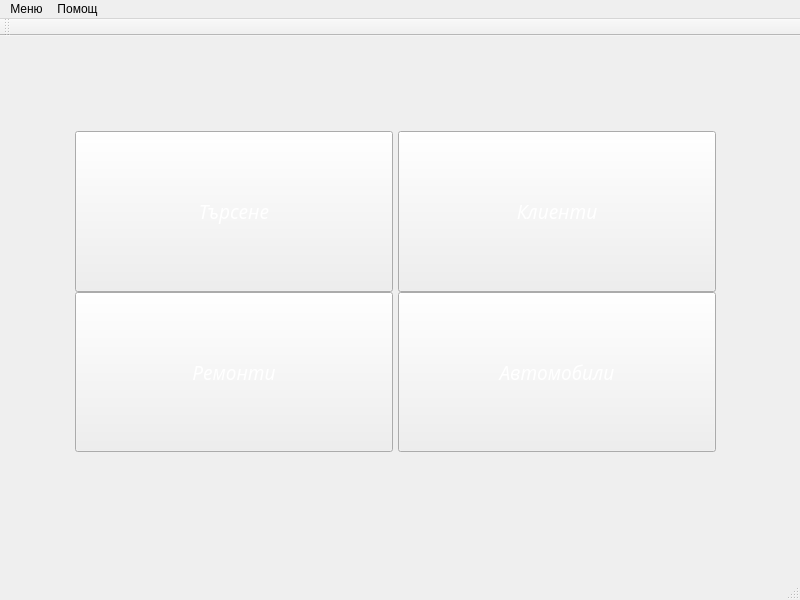
JohnnyBrawo/CarServ, file mainwindow.ui: the form before one commit.
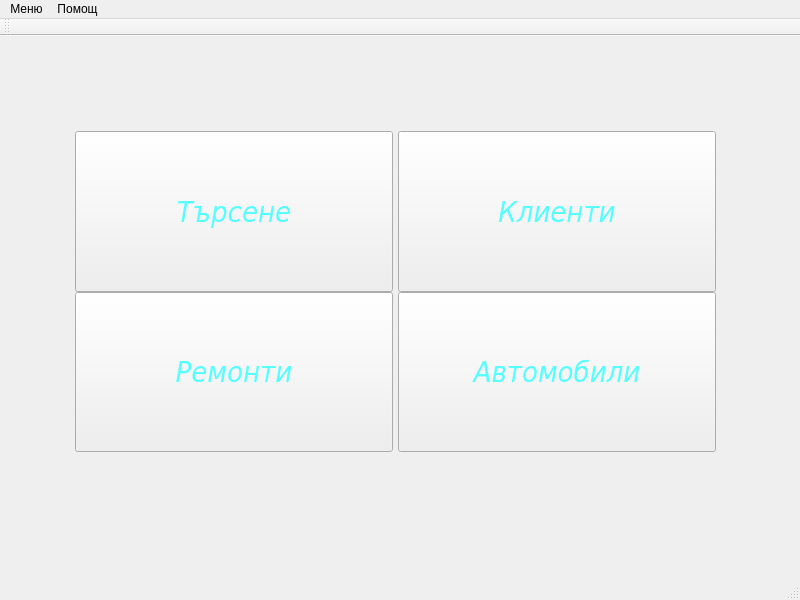
The form after the commit. Icons and pictures are not drawn.

```diff
--- a/mainwindow.ui
+++ b/mainwindow.ui
@@ -58,6 +58,33 @@
      <property name="verticalSpacing">
       <number>0</number>
      </property>
+     <item row="1" column="1">
+      <widget class="QPushButton" name="Button_OpenAutoForm">
+       <property name="sizePolicy">
+        <sizepolicy hsizetype="MinimumExpanding" vsizetype="MinimumExpanding">
+         <horstretch>0</horstretch>
+         <verstretch>0</verstretch>
+        </sizepolicy>
+       </property>
+       <property name="font">
+        <font>
+         <family>DejaVu Sans Condensed</family>
+         <pointsize>22</pointsize>
+         <weight>9</weight>
+         <italic>true</italic>
+         <bold>false</bold>
+        </font>
+       </property>
+       <property name="styleSheet">
+        <string notr="true">font: 75 oblique 22pt &quot;DejaVu Sans Condensed&quot;;
+background-image: url(:/images/MainButton_image.jpg);
+color: rgb(85, 255, 255);</string>
+       </property>
+       <property name="text">
+        <string>Автомобили</string>
+       </property>
+      </widget>
+     </item>
      <item row="1" column="0">
       <widget class="QPushButton" name="Button_OpenRepairs">
        <property name="sizePolicy">
@@ -68,18 +95,17 @@
        </property>
        <property name="font">
         <font>
-         <family>Noto Sans</family>
-         <pointsize>14</pointsize>
+         <family>DejaVu Sans Condensed</family>
+         <pointsize>22</pointsize>
          <weight>9</weight>
          <italic>true</italic>
          <bold>false</bold>
         </font>
        </property>
        <property name="styleSheet">
-        <string notr="true">border-top-color: rgb(69, 37, 255);
-font: 75 italic 14pt &quot;Noto Sans&quot;;
-color: rgb(255, 255, 255);
-background-image: url(:/images/Images/MainButton_image.jpg);</string>
+        <string notr="true">font: 75 oblique 22pt &quot;DejaVu Sans Condensed&quot;;
+background-image: url(:/images/MainButton_image.jpg);
+color: rgb(85, 255, 255);</string>
        </property>
        <property name="text">
         <string>Ремонти</string>
@@ -96,52 +122,23 @@
        </property>
        <property name="font">
         <font>
-         <family>Noto Sans</family>
-         <pointsize>14</pointsize>
+         <family>DejaVu Sans Condensed</family>
+         <pointsize>22</pointsize>
          <weight>9</weight>
          <italic>true</italic>
          <bold>false</bold>
         </font>
        </property>
        <property name="styleSheet">
-        <string notr="true">border-top-color: rgb(69, 37, 255);
-font: 75 italic 14pt &quot;Noto Sans&quot;;
-color: rgb(255, 255, 255);
-background-image: url(:/images/Images/MainButton_image.jpg);</string>
+        <string notr="true">font: 75 oblique 22pt &quot;DejaVu Sans Condensed&quot;;
+background-image: url(:/images/MainButton_image.jpg);
+color: rgb(85, 255, 255);</string>
        </property>
        <property name="text">
         <string>Клиенти</string>
        </property>
       </widget>
      </item>
-     <item row="1" column="1">
-      <widget class="QPushButton" name="Button_OpenAutoForm">
-       <property name="sizePolicy">
-        <sizepolicy hsizetype="MinimumExpanding" vsizetype="MinimumExpanding">
-         <horstretch>0</horstretch>
-         <verstretch>0</verstretch>
-        </sizepolicy>
-       </property>
-       <property name="font">
-        <font>
-         <family>Noto Sans</family>
-         <pointsize>14</pointsize>
-         <weight>9</weight>
-         <italic>true</italic>
-         <bold>false</bold>
-        </font>
-       </property>
-       <property name="styleSheet">
-        <string notr="true">border-top-color: rgb(69, 37, 255);
-font: 75 italic 14pt &quot;Noto Sans&quot;;
-color: rgb(255, 255, 255);
-background-image: url(:/images/Images/MainButton_image.jpg);</string>
-       </property>
-       <property name="text">
-        <string>Автомобили</string>
-       </property>
-      </widget>
-     </item>
      <item row="0" column="0">
       <widget class="QPushButton" name="Button_Search">
        <property name="sizePolicy">
@@ -152,18 +149,17 @@
        </property>
        <property name="font">
         <font>
-         <family>Noto Sans</family>
-         <pointsize>14</pointsize>
+         <family>DejaVu Sans Condensed</family>
+         <pointsize>22</pointsize>
          <weight>9</weight>
          <italic>true</italic>
          <bold>false</bold>
         </font>
        </property>
        <property name="styleSheet">
-        <string notr="true">border-top-color: rgb(69, 37, 255);
-font: 75 italic 14pt &quot;Noto Sans&quot;;
-color: rgb(255, 255, 255);
-background-image: url(:/images/Images/MainButton_image.jpg);</string>
+        <string notr="true">font: 75 oblique 22pt &quot;DejaVu Sans Condensed&quot;;
+background-image: url(:/images/MainButton_image.jpg);
+color: rgb(85, 255, 255);</string>
        </property>
        <property name="text">
         <string>Търсене</string>
```
Left out of the diff: 6 changed lines with no effect on the pictures.
